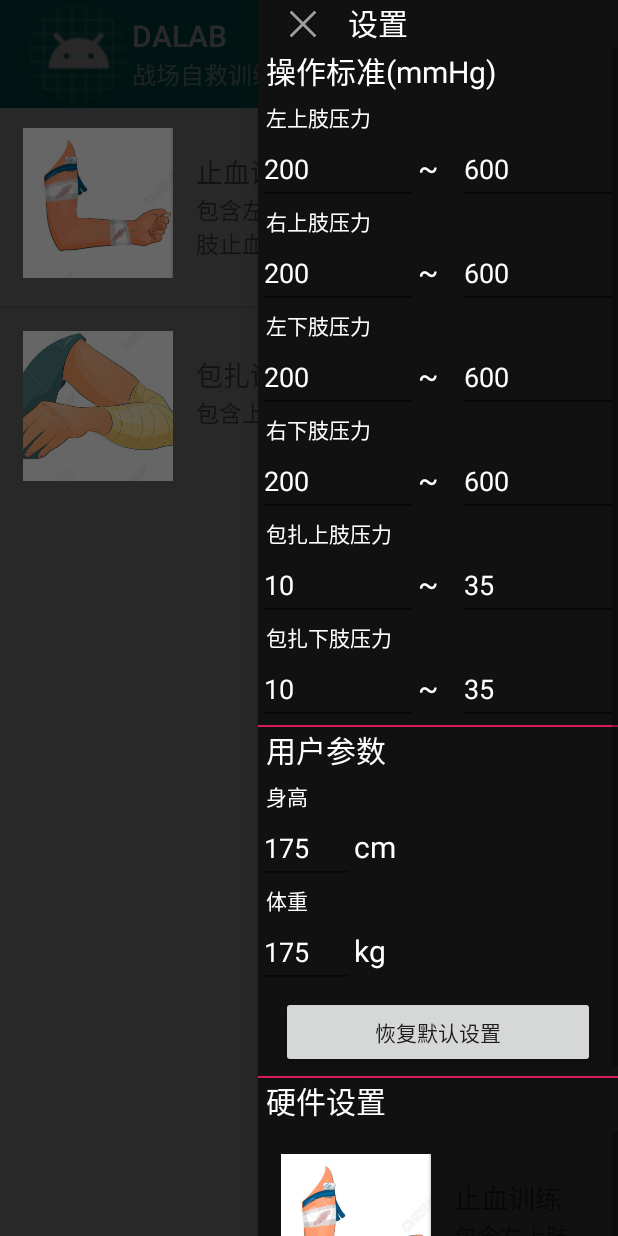
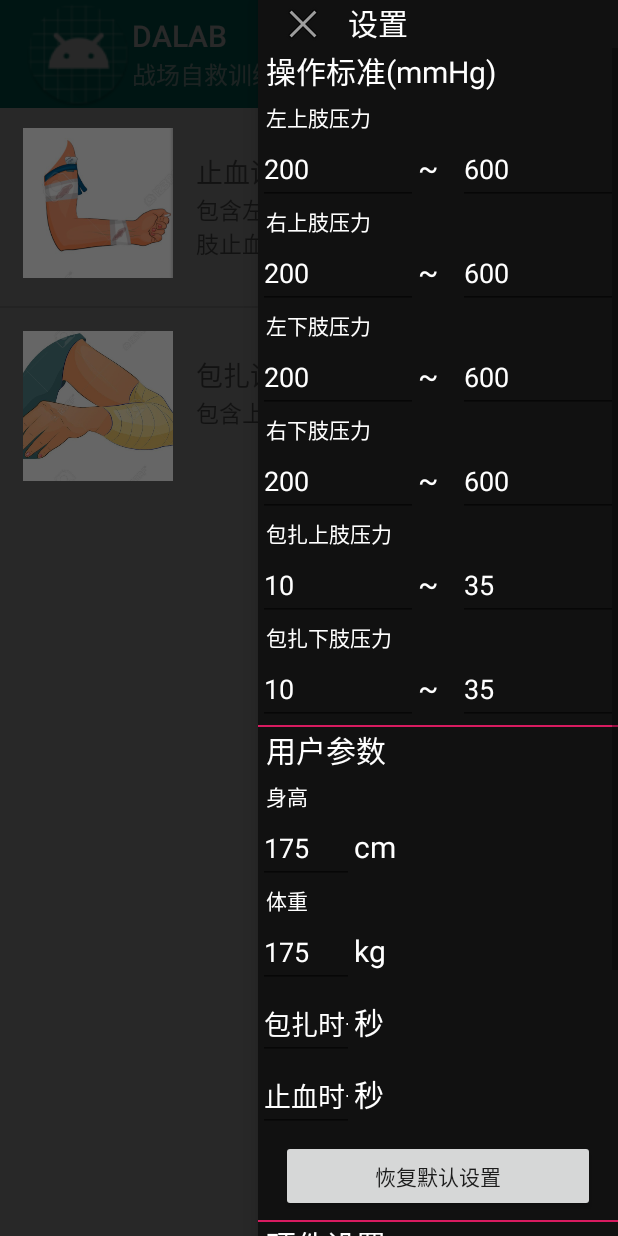
Before and after one commit to Pan-Fengli/MainApp, an Android app: the screen it shows after launch (MainPage), with the side drawer open, on a phone screen of 412 x 824 dp. Run offline under Robolectric (Android 15) with nearby library versions, the phone set to English and light mode, and no system bars; pictures from the network do not load.

Commit message:
:tiger:增加了一些设置

```diff
--- a/app/src/main/java/com/dalab/dalabapp/DataPage/BindDataPage.java
+++ b/app/src/main/java/com/dalab/dalabapp/DataPage/BindDataPage.java
@@ -104,7 +104,7 @@ public class BindDataPage extends AppCompatActivity {
                     public void run() {
                         // 对待压力较小的态度：提前打断，初次容忍10s，回落容忍2s
                         // 对待压力过大的态度，到最后看平均值，如果大了就扣分
-                        if(count >= 30000)
+                        if(count >= Global.global.bindTime * 1000)
                         {
                             over();
                         }
--- a/app/src/main/java/com/dalab/dalabapp/DataPage/HoeostasisDataPage.java
+++ b/app/src/main/java/com/dalab/dalabapp/DataPage/HoeostasisDataPage.java
@@ -162,7 +162,7 @@ public class HoeostasisDataPage extends AppCompatActivity {
                             //或许还可以加上其他的提示信息
                             infoText.setText("时间加速跳动到15min...");
                         }
-                        if (count >= 900000) {//15min
+                        if (count >= Global.global.hoeoTime * 1000) {//15min
                             speed = 213;//15min之后流速又减慢一点点
                             release = true;//提示松开，之后的数据生成就是松开的数据...
                         }
--- a/app/src/main/java/com/dalab/dalabapp/MainPage.java
+++ b/app/src/main/java/com/dalab/dalabapp/MainPage.java
@@ -52,6 +52,7 @@ public class MainPage extends AppCompatActivity {
     EditText down_Low;
     EditText down_High;
     EditText height, weight;
+    EditText bindTime, hoeoTime;
 
     boolean opened=false;
     //
@@ -271,8 +272,12 @@ public class MainPage extends AppCompatActivity {
                 break;
             case 13: Global.global.height_value = value;
                 break;
-            default:
-                Global.global.weight_value = value;
+            case 14: Global.global.weight_value = value;
+                break;
+            case 15:Global.global.bindTime = value;
+                break;
+            case 16:Global.global.hoeoTime = value;
+                break;
         }
     }
 
@@ -309,6 +314,8 @@ public class MainPage extends AppCompatActivity {
         down_High = findViewById(R.id.down_High);
         height = findViewById(R.id.height);
         weight = findViewById(R.id.weight);
+        bindTime = findViewById(R.id.bindTime);
+        hoeoTime = findViewById(R.id.hoeoTime);
     }
     void repaetSet()
     {
@@ -346,6 +353,8 @@ public class MainPage extends AppCompatActivity {
         weight.setText(String.valueOf(Global.global.weight_value));
         HWsetFoucus(height,13);
         HWsetFoucus(weight,14);
+        HWsetFoucus(bindTime, 15);
+        HWsetFoucus(hoeoTime, 16);
     }
 
     public void setDefault(View view)//在这之前是不是还应该弹出窗口来向用户确认一下？
--- a/app/src/main/java/com/dalab/dalabapp/constant/Global.java
+++ b/app/src/main/java/com/dalab/dalabapp/constant/Global.java
@@ -24,6 +24,9 @@ public class Global extends Application {
     public static Global global;
     // 当前模式
     public int currentType = 0;
+    // 时间设置
+    public int hoeoTime = 900;
+    public int bindTime = 30;
     @Override
     public void onCreate()
     {
--- a/app/src/main/res/layout/main_page.xml
+++ b/app/src/main/res/layout/main_page.xml
@@ -461,6 +461,52 @@
                         android:textColor="@android:color/background_light"
                         android:textSize="20sp" />
                 </LinearLayout>
+            <LinearLayout
+                android:layout_width="match_parent"
+                android:layout_height="wrap_content"
+                android:descendantFocusability="beforeDescendants"
+                android:gravity="left"
+                android:orientation="horizontal">
+                <EditText
+                    android:id="@+id/bindTime"
+                    android:layout_width="wrap_content"
+                    android:layout_height="wrap_content"
+                    android:ems="3"
+                    android:hint="包扎时长"
+                    android:importantForAutofill="no"
+                    android:inputType="number"
+                    android:textColor="@android:color/background_light"
+                    android:textColorHint="@android:color/background_light" />
+                <TextView
+                    android:layout_width="50dp"
+                    android:layout_height="wrap_content"
+                    android:text="秒"
+                    android:textColor="@android:color/background_light"
+                    android:textSize="20sp" />
+            </LinearLayout>
+                <LinearLayout
+                    android:layout_width="match_parent"
+                    android:layout_height="wrap_content"
+                    android:descendantFocusability="beforeDescendants"
+                    android:gravity="left"
+                    android:orientation="horizontal">
+                    <EditText
+                        android:id="@+id/hoeoTime"
+                        android:layout_width="wrap_content"
+                        android:layout_height="wrap_content"
+                        android:ems="3"
+                        android:hint="止血时长"
+                        android:importantForAutofill="no"
+                        android:inputType="number"
+                        android:textColor="@android:color/background_light"
+                        android:textColorHint="@android:color/background_light" />
+                    <TextView
+                        android:layout_width="50dp"
+                        android:layout_height="wrap_content"
+                        android:text="秒"
+                        android:textColor="@android:color/background_light"
+                        android:textSize="20sp" />
+                </LinearLayout>
 
                 <Button
                     android:id="@+id/set_def"
@@ -491,7 +537,6 @@
                     android:id="@+id/device_list"
                     android:layout_width="match_parent"
                     android:layout_height="wrap_content">
-
                 </ListView>
             </LinearLayout>
         </ScrollView>
```
